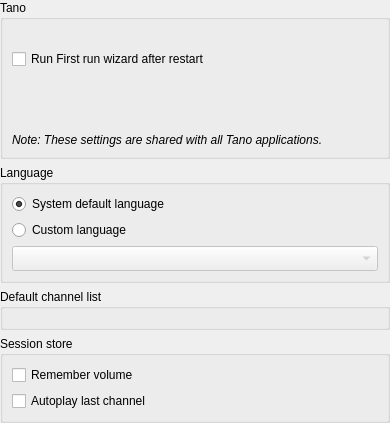
Old version of the form src/ui/settings/SettingsGeneral.ui in the repository ntadej/tano.
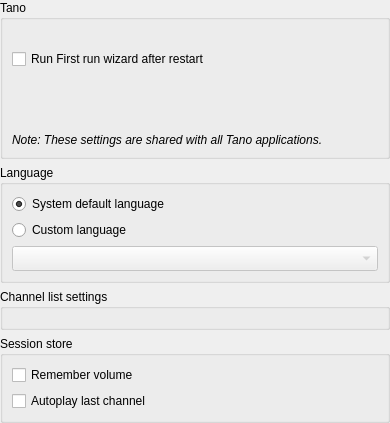
New version of the form. Icons and pictures are not drawn. Custom widgets are drawn as their Qt base class.

Commit message:
Playlists updates: Radio channels
Playlist handling has been updated to natively support radio channels.

The edit to the form file:
```diff
--- a/src/ui/settings/SettingsGeneral.ui
+++ b/src/ui/settings/SettingsGeneral.ui
@@ -148,7 +148,7 @@
    <item>
     <widget class="QGroupBox" name="groupDefaultPlaylist">
      <property name="title">
-      <string>Default channel list</string>
+      <string>Channel list settings</string>
      </property>
      <layout class="QVBoxLayout" name="verticalLayout_2">
       <item>
```
The commit also changes 54 other files.
